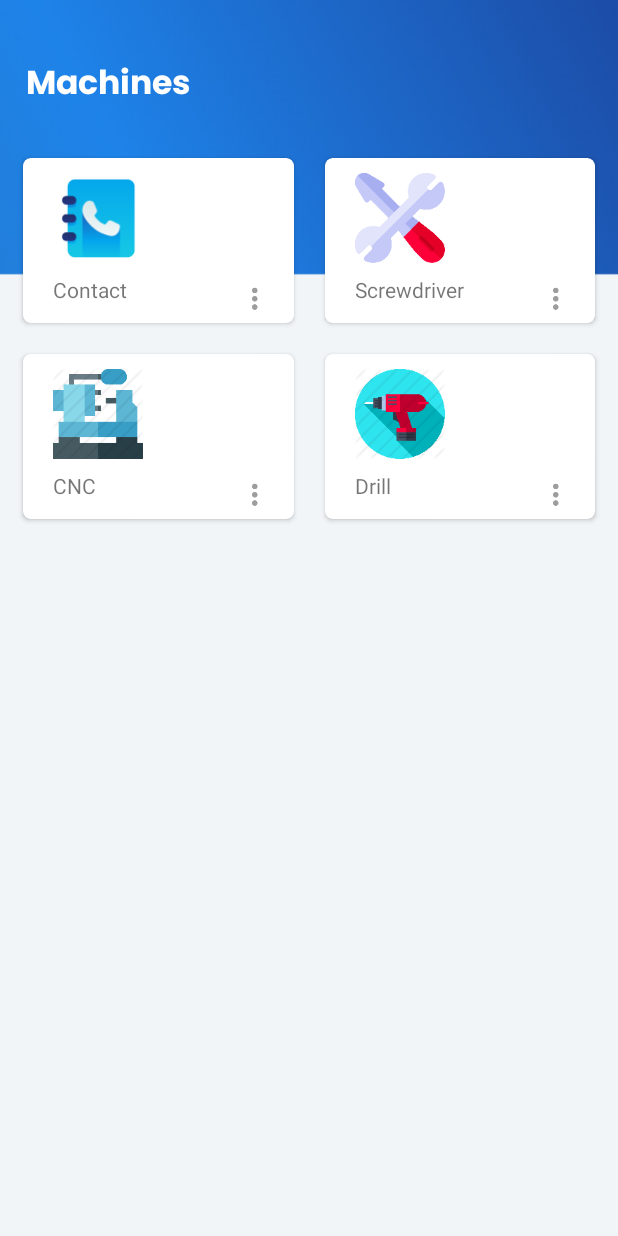
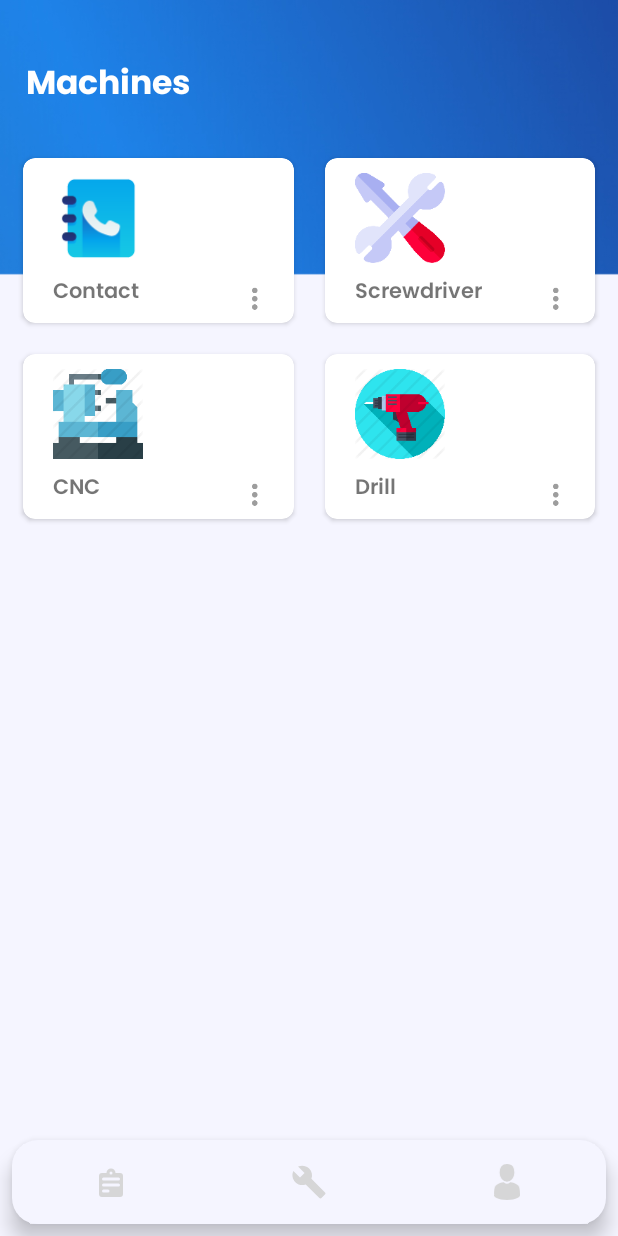
Before and after one commit to manuethomas/Rotor-App-TBI, an Android app: the screen it shows after launch (MainActivity), on a phone screen of 412 x 824 dp. Run offline under Robolectric (Android 15) with nearby library versions, the phone set to English and light mode, and no system bars.

Commit message:
rounded floating bottom nav with icons fixed

```diff
--- /dev/null
+++ b/app/src/main/res/drawable-mdpi/ic_icon_doc.xml
@@ -0,0 +1,9 @@
+<vector xmlns:android="http://schemas.android.com/apk/res/android"
+    android:width="24dp"
+    android:height="24dp"
+    android:viewportWidth="24"
+    android:viewportHeight="24">
+  <path
+      android:pathData="M18,22L6,22a2,2 0,0 1,-2 -2L4,8A2,2 0,0 1,6 6L9,6a3,3 0,1 1,6 0h3a2,2 0,0 1,2 2L20,20A2,2 0,0 1,18 22ZM7,17a1,1 0,0 0,0 2L10,19a1,1 0,0 0,0 -2ZM7,13a1,1 0,0 0,0 2L17,15a1,1 0,1 0,0 -2ZM7,9A1,1 0,0 0,7 11L17,11a1,1 0,1 0,0 -2ZM12,5A1,1 0,1 0,13 6,1 1,0 0,0 12,5Z"
+      android:fillColor="#fff"/>
+</vector>
--- /dev/null
+++ b/app/src/main/res/drawable-mdpi/ic_machine.xml
@@ -0,0 +1,9 @@
+<vector xmlns:android="http://schemas.android.com/apk/res/android"
+    android:width="24dp"
+    android:height="24dp"
+    android:viewportWidth="24"
+    android:viewportHeight="24">
+  <path
+      android:pathData="M22.7,19l-9.1,-9.1c0.9,-2.3 0.4,-5 -1.5,-6.9 -2,-2 -5,-2.4 -7.4,-1.3L9,6 6,9 1.6,4.7C0.4,7.1 0.9,10.1 2.9,12.1c1.9,1.9 4.6,2.4 6.9,1.5l9.1,9.1c0.4,0.4 1,0.4 1.4,0l2.3,-2.3c0.5,-0.4 0.5,-1.1 0.1,-1.4z"
+      android:fillColor="#ffffff"/>
+</vector>
--- /dev/null
+++ b/app/src/main/res/drawable-mdpi/ic_profile.xml
@@ -0,0 +1,26 @@
+<vector xmlns:android="http://schemas.android.com/apk/res/android"
+    android:width="14.691dp"
+    android:height="20dp"
+    android:viewportWidth="14.691"
+    android:viewportHeight="20">
+  <path
+      android:pathData="M7.346,9.3c2,0 3.624,-1.971 3.624,-4.4S10.437,0.5 7.346,0.5s-3.624,1.971 -3.624,4.4S5.345,9.3 7.346,9.3Z"
+      android:strokeWidth="1"
+      android:fillColor="#fff"
+      android:strokeColor="#fff"/>
+  <path
+      android:pathData="M0.505,17.024c0,-0.148 0,-0.042 0,0Z"
+      android:strokeWidth="1"
+      android:fillColor="#fff"
+      android:strokeColor="#fff"/>
+  <path
+      android:pathData="M14.19,17.14c0,-0.041 0,-0.281 0,0Z"
+      android:strokeWidth="1"
+      android:fillColor="#fff"
+      android:strokeColor="#fff"/>
+  <path
+      android:pathData="M14.182,16.846c-0.067,-4.235 -0.62,-5.441 -4.852,-6.205a2.973,2.973 0,0 1,-3.969 0c-4.186,0.755 -4.773,1.944 -4.85,6.068 -0.006,0.337 -0.009,0.354 -0.01,0.315 0,0.073 0,0.209 0,0.445 0,0 1.008,2.031 6.844,2.031s6.844,-2.031 6.844,-2.031c0,-0.152 0,-0.257 0,-0.329A2.725,2.725 0,0 1,14.182 16.846Z"
+      android:strokeWidth="1"
+      android:fillColor="#fff"
+      android:strokeColor="#fff"/>
+</vector>
--- /dev/null
+++ b/app/src/main/res/drawable/bottom_nav_baground.xml
@@ -0,0 +1,5 @@
+<?xml version="1.0" encoding="UTF-8"?>
+<shape xmlns:android="http://schemas.android.com/apk/res/android">
+    <solid android:color="#F5F5FF" />
+    <corners android:radius="17dp" />
+</shape>
--- /dev/null
+++ b/app/src/main/res/font/poppins_semibold.xml
@@ -0,0 +1,7 @@
+<?xml version="1.0" encoding="utf-8"?>
+<font-family xmlns:app="http://schemas.android.com/apk/res-auto"
+        app:fontProviderAuthority="com.google.android.gms.fonts"
+        app:fontProviderPackage="com.google.android.gms"
+        app:fontProviderQuery="name=Poppins&amp;weight=600"
+        app:fontProviderCerts="@array/com_google_android_gms_fonts_certs">
+</font-family>
--- a/app/src/main/res/layout/activity_main.xml
+++ b/app/src/main/res/layout/activity_main.xml
@@ -31,4 +31,20 @@
         app:layout_constraintStart_toStartOf="parent"
         app:layout_constraintTop_toTopOf="parent" />
 
+    <com.google.android.material.bottomnavigation.BottomNavigationView
+        android:id="@+id/bottom_navigation"
+        android:layout_width="match_parent"
+        android:layout_height="wrap_content"
+        android:layout_marginLeft="8dp"
+        android:layout_marginRight="8dp"
+        android:layout_marginBottom="8dp"
+        android:background="@drawable/bottom_nav_baground"
+        android:elevation="8dp"
+        app:itemIconTint="@color/bottom_nav_icon_color"
+        app:labelVisibilityMode="unlabeled"
+        app:layout_constraintBottom_toBottomOf="parent"
+        app:layout_constraintLeft_toLeftOf="parent"
+        app:layout_constraintRight_toRightOf="parent"
+        app:menu="@menu/menu_bottom_nav" />
+
 </androidx.constraintlayout.widget.ConstraintLayout>
--- a/app/src/main/res/layout/machine_card.xml
+++ b/app/src/main/res/layout/machine_card.xml
@@ -11,6 +11,7 @@
         android:layout_height="wrap_content"
         android:layout_gravity="center"
         android:layout_margin="@dimen/card_margin"
+        android:background="@color/cardViewColor"
         android:elevation="3dp"
         android:theme="@style/Theme.MaterialComponents.Light"
         card_view:cardCornerRadius="@dimen/card_radius">
@@ -54,6 +55,7 @@
                     android:layout_height="wrap_content"
                     android:layout_marginStart="20dp"
                     android:layout_weight="1"
+                    android:fontFamily="@font/poppins_semibold"
                     android:text="Demo Text"
                     android:textAlignment="viewStart" />
 
--- /dev/null
+++ b/app/src/main/res/menu/menu_bottom_nav.xml
@@ -0,0 +1,14 @@
+<?xml version="1.0" encoding="utf-8"?>
+<menu xmlns:android="http://schemas.android.com/apk/res/android"
+    xmlns:app="http://schemas.android.com/apk/res-auto">
+
+    <item android:id="@+id/requestIcon" android:title="@string/request"
+        android:icon="@drawable/ic_icon_doc" app:showAsAction="always" />
+
+    <item android:id="@+id/machines" android:title="@string/machine"
+        android:icon="@drawable/ic_machine" app:showAsAction="always"/>
+
+    <item android:id="@+id/profileIcon" android:title="@string/profile"
+        android:icon="@drawable/ic_profile" app:showAsAction="always"/>
+
+</menu>
--- a/app/src/main/res/values/colors.xml
+++ b/app/src/main/res/values/colors.xml
@@ -3,4 +3,7 @@
     <color name="colorPrimary">#6200EE</color>
     <color name="colorPrimaryDark">#3700B3</color>
     <color name="colorAccent">#03DAC5</color>
+    <color name="colorIconInactive">#c1d4fd</color>
+    <color name="colorIconActive">#0065f9</color>
+    <color name="cardViewColor">#ffffff</color>
 </resources>
--- a/app/src/main/res/values/dimens.xml
+++ b/app/src/main/res/values/dimens.xml
@@ -1,7 +1,7 @@
 <?xml version="1.0" encoding="utf-8"?>
 <resources>
     <dimen name="card_margin">5dp</dimen>
-    <dimen name="card_radius">5dp</dimen>
+    <dimen name="card_radius">8dp</dimen>
     <dimen name="card_thumbnail_height">60dp</dimen>
     <dimen name="card_thumbnail_width">60dp</dimen>
 </resources>
--- a/app/src/main/res/values/preloaded_fonts.xml
+++ b/app/src/main/res/values/preloaded_fonts.xml
@@ -2,5 +2,6 @@
 <resources>
     <array name="preloaded_fonts" translatable="false">
         <item>@font/poppins_bold</item>
+        <item>@font/poppins_semibold</item>
     </array>
 </resources>
--- a/app/src/main/res/values/strings.xml
+++ b/app/src/main/res/values/strings.xml
@@ -1,3 +1,6 @@
 <resources>
     <string name="app_name">TBI App Home</string>
+    <string name="request">request</string>
+    <string name="profile">profile</string>
+    <string name="machine">Machine</string>
 </resources>
```
Also changed, not shown: app/src/main/res/drawable-mdpi/appbg.jpg, app/src/main/res/drawable-mdpi/bluebg.png (added).
